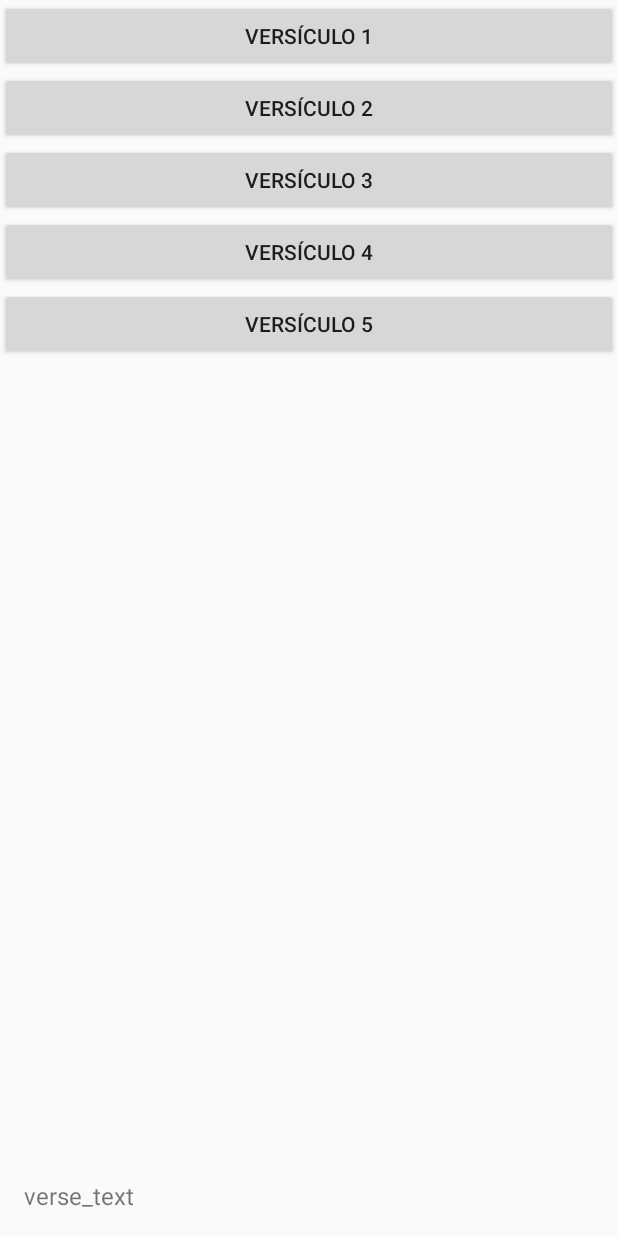
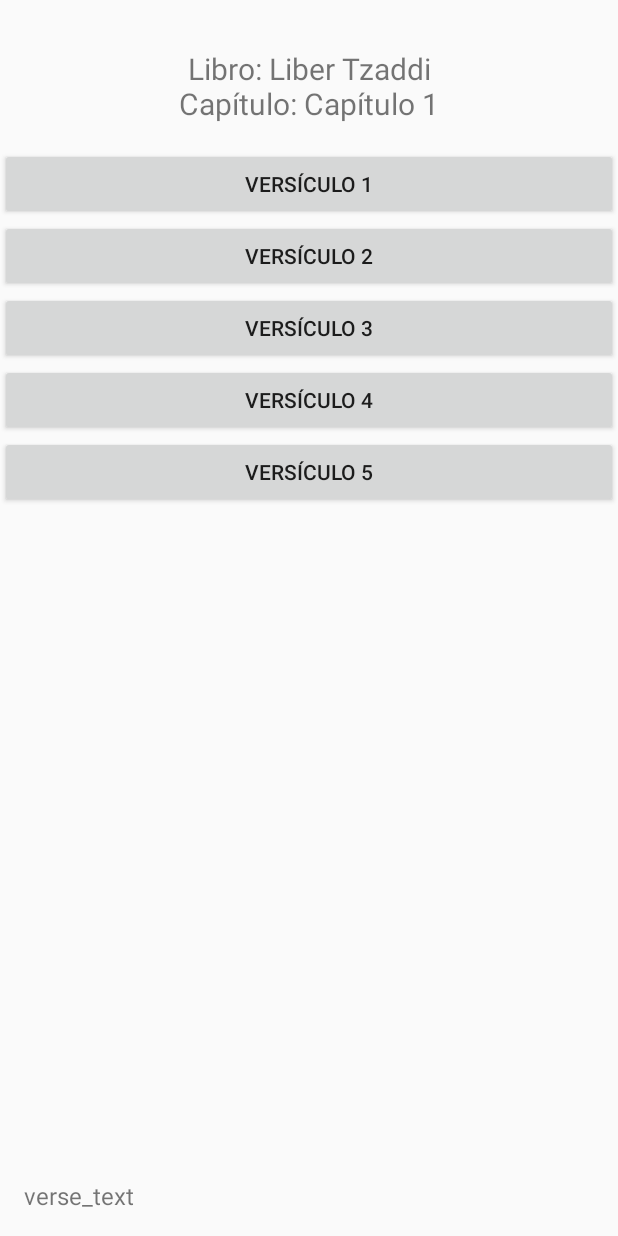
Before and after one commit to haru9393/thelema, an Android app built with Jetpack Compose: the screen it shows after launch (MainActivity), after a tap on an icon or button, on a phone screen of 412 x 824 dp. Run offline under Robolectric (Android 15) with nearby library versions, the phone set to English and light mode, and no system bars; 1 other tap on this screen came first.

Commit message:
Se agregó la estructura principal de la aplicación con Activitys y Layouts para:
Visualización de libros (Liber AL vel Legis, Liber II, Liber Tzaddi)
Visualización de capítulos por libro
Visualización de versículos por capítulo
Secciones de Oraciones, Preguntas Frecuentes y Temas
Se añadió contenido de ejemplo para libros, capítulos y versículos.

Se corrigió el formato de cadenas en strings.xml para evitar errores de compilación.

Se implementó la lógica para mostrar y ocultar elementos según la navegación del usuario.

Se corrigió el error de concatenación de cadenas en chapterTitleTextView usando String.format().

Pendientes
Problemas visuales:*

Los botones de capítulos y versículos se muestran muy arriba en la pantalla.
El texto de los versículos se muestra muy abajo, casi al final de la pantalla.
Se requiere ajustar márgenes, espaciado y tamaños de texto para mejorar la legibilidad y la presentación general.

```diff
--- a/app/src/main/java/com/example/thelema/MainActivity.kt
+++ b/app/src/main/java/com/example/thelema/MainActivity.kt
@@ -2,30 +2,33 @@ package com.example.thelema
 
 import android.content.Intent
 import android.os.Bundle
-import android.widget.ScrollView
 import android.view.View
 import android.widget.Button
 import android.widget.LinearLayout
+import android.widget.ScrollView
 import android.widget.TextView
 import androidx.appcompat.app.AppCompatActivity
 
 class MainActivity : AppCompatActivity() {
 
+    // Declaración de variables para las vistas
     private lateinit var chaptersContainer: LinearLayout
     private lateinit var chapterTitleTextView: TextView
     private lateinit var verseTextView: TextView
     private lateinit var versesContainer: LinearLayout
-    private lateinit var chaptersScrollView: ScrollView  // Declaración de chaptersScrollView
-    private lateinit var versesScrollView: ScrollView    // Declaración de versesScrollView
-    private lateinit var buttonsContainer: LinearLayout   // Declaración de buttonsContainer
+    private lateinit var chaptersScrollView: ScrollView
+    private lateinit var versesScrollView: ScrollView
+    private lateinit var buttonsContainer: LinearLayout
 
-    // Constantes para los nombres de los libros (mejor práctica)
+    // Constantes para los nombres de los libros
     companion object {
         const val LIBER_AL_VEL_LEGIS = "Liber AL vel Legis"
         const val LIBER_II = "Liber II"
         const val LIBER_TZADDI = "Liber Tzaddi"
     }
 
+    // Datos de ejemplo para los libros, capítulos y versículos
+    // **RECUERDA: Debes reemplazar estos datos con los tuyos.**
     private val bookContentData: Map<String, Map<String, Map<String, String>>> = mapOf(
         LIBER_AL_VEL_LEGIS to mapOf(
             "Capítulo 1" to mapOf(
@@ -127,17 +130,16 @@ class MainActivity : AppCompatActivity() {
         super.onCreate(savedInstanceState)
         setContentView(R.layout.activity_main)
 
-        // Inicialización de vistas (asegúrate de que los IDs coinciden con tu layout)
+        // Inicialización de vistas
         chaptersContainer = findViewById(R.id.chaptersContainer)
         chapterTitleTextView = findViewById(R.id.chapterTitleTextView)
         verseTextView = findViewById(R.id.verseTextView)
         versesContainer = findViewById(R.id.versesContainer)
-        chaptersScrollView = findViewById(R.id.chaptersScrollView) // Inicialización
-        versesScrollView = findViewById(R.id.versesScrollView)   // Inicialización
-        buttonsContainer = findViewById(R.id.buttonsContainer)  // Inicialización
+        chaptersScrollView = findViewById(R.id.chaptersScrollView)
+        versesScrollView = findViewById(R.id.versesScrollView)
+        buttonsContainer = findViewById(R.id.buttonsContainer)
 
-
-        // Botones de libros (dentro del LinearLayout buttonsContainer)
+        // Botones
         val buttonLiberAlVelLegis: Button = findViewById(R.id.buttonLiberAlVelLegis)
         val buttonLiberII: Button = findViewById(R.id.buttonLiberII)
         val buttonLiberTzaddi: Button = findViewById(R.id.buttonLiberTzaddi)
@@ -145,8 +147,7 @@ class MainActivity : AppCompatActivity() {
         val buttonPreguntas: Button = findViewById(R.id.buttonPreguntas)
         val buttonThemes: Button = findViewById(R.id.buttonThemes)
 
-
-        // OnClickListeners (usando las constantes para los nombres de los libros)
+        // Listeners de botones
         buttonLiberAlVelLegis.setOnClickListener { showChapters(LIBER_AL_VEL_LEGIS) }
         buttonLiberII.setOnClickListener { showChapters(LIBER_II) }
         buttonLiberTzaddi.setOnClickListener { showChapters(LIBER_TZADDI) }
@@ -163,16 +164,16 @@ class MainActivity : AppCompatActivity() {
             startActivity(intent)
         }
 
-        showBooks() // Mostrar los libros al iniciar la actividad
+        showBooks()
     }
 
     private fun showBooks() {
         chaptersContainer.removeAllViews()
-        chaptersScrollView.visibility = View.GONE // Ocultar el ScrollView de capítulos
-        versesScrollView.visibility = View.GONE // Ocultar el ScrollView de versículos
-        verseTextView.visibility = View.GONE // Ocultar el TextView de versículo
-        buttonsContainer.visibility = View.VISIBLE // Mostrar el contenedor de botones de libros
-
+        chaptersScrollView.visibility = View.GONE
+        versesScrollView.visibility = View.GONE
+        chapterTitleTextView.visibility = View.GONE
+        verseTextView.visibility = View.GONE
+        buttonsContainer.visibility = View.VISIBLE
 
         val books = listOf(LIBER_AL_VEL_LEGIS, LIBER_II, LIBER_TZADDI)
         books.forEach { bookName ->
@@ -191,10 +192,11 @@ class MainActivity : AppCompatActivity() {
         }
 
         chaptersContainer.removeAllViews()
-        chaptersScrollView.visibility = View.VISIBLE // Mostrar ScrollView de capítulos
-        versesScrollView.visibility = View.GONE // Ocultar ScrollView de versículos
-        verseTextView.visibility = View.GONE // Ocultar TextView de versículo
-        buttonsContainer.visibility = View.GONE // Ocultar el contenedor de botones de libros
+        chaptersScrollView.visibility = View.VISIBLE
+        versesScrollView.visibility = View.GONE
+        chapterTitleTextView.visibility = View.GONE
+        verseTextView.visibility = View.GONE
+        buttonsContainer.visibility = View.GONE
 
         chapters.forEach { (chapterName, _) ->
             val chapterButton = Button(this).apply {
@@ -211,13 +213,19 @@ class MainActivity : AppCompatActivity() {
             return
         }
 
-        val chapterTitle = getString(R.string.book_title, bookName) + "\n" + getString(R.string.chapter_title, chapterName)
+        // Formatear el título del capítulo usando String.format() y el recurso de cadena
+        val chapterTitle = String.format(
+            getString(R.string.chapter_title_format), // Recurso de cadena con marcadores de posición
+            getString(R.string.book_title, bookName), // Título del libro
+            getString(R.string.chapter_title, chapterName) // Título del capítulo
+        )
         chapterTitleTextView.text = chapterTitle
+        chapterTitleTextView.visibility = View.VISIBLE
 
         versesContainer.removeAllViews()
-        chaptersScrollView.visibility = View.GONE // Ocultar ScrollView de capítulos
-        versesScrollView.visibility = View.VISIBLE // Mostrar ScrollView de versículos
-        verseTextView.visibility = View.VISIBLE // Mostrar TextView de versículo
+        chaptersScrollView.visibility = View.GONE
+        versesScrollView.visibility = View.VISIBLE
+        verseTextView.visibility = View.VISIBLE
 
         verses.forEach { (verseName, verseText) ->
             val verseButton = Button(this).apply {
--- a/app/src/main/res/layout/activity_main.xml
+++ b/app/src/main/res/layout/activity_main.xml
@@ -119,6 +119,7 @@
         android:id="@+id/chaptersScrollView"
         android:layout_width="0dp"
         android:layout_height="0dp"
+        android:fillViewport="true"
         android:visibility="gone"
         app:layout_constraintBottom_toTopOf="@id/verseTextView"
         app:layout_constraintEnd_toEndOf="parent"
@@ -137,6 +138,7 @@
         android:id="@+id/versesScrollView"
         android:layout_width="0dp"
         android:layout_height="0dp"
+        android:fillViewport="true"
         android:visibility="gone"
         app:layout_constraintBottom_toTopOf="@id/verseTextView"
         app:layout_constraintEnd_toEndOf="parent"
--- a/app/src/main/res/values/strings.xml
+++ b/app/src/main/res/values/strings.xml
@@ -97,6 +97,7 @@
     <string name="verse_text">verse_text</string>
     <string name="back">Regresar</string>
     <string name="share">Compartir</string>
+    <string name="chapter_title_format">%1$s%n%2$s</string>
 
 
 </resources>
```
